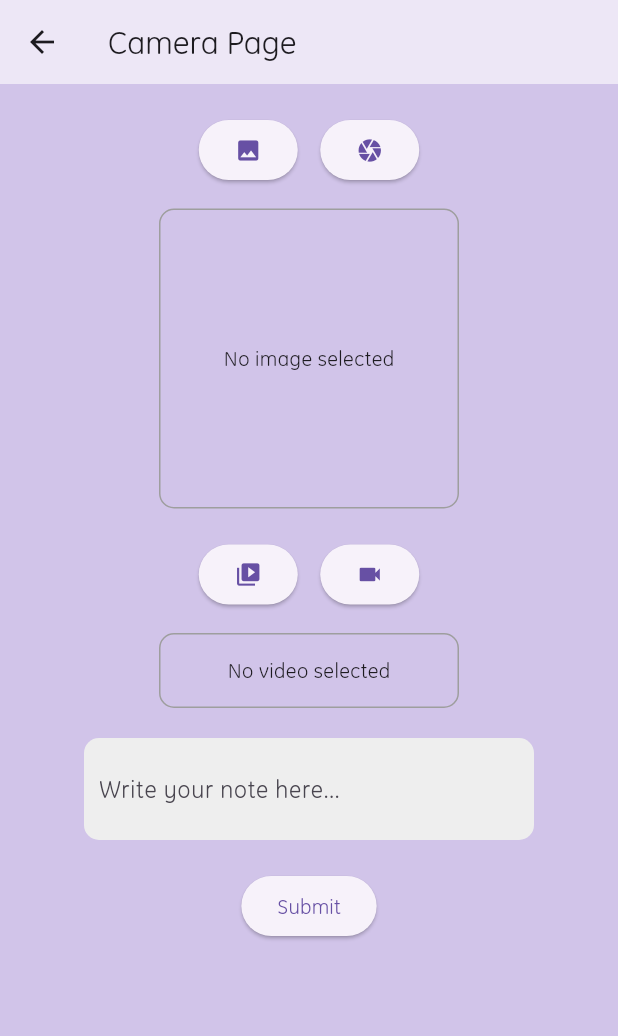
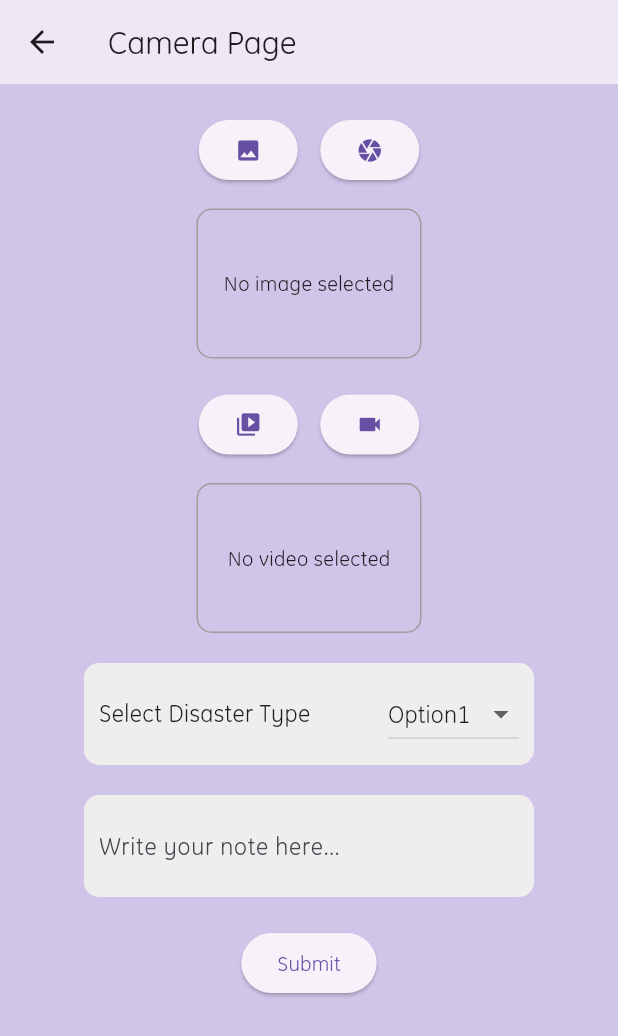
Before and after one commit to dot-config-IIITS/application-SIH-BachavSetu, a Flutter app: the CameraPage screen opened directly, after a tap on "Submit", on a phone screen of 412 x 824 dp. Shown: the top 1036 px of the screen. Run offline on Flutter 3.47's test engine with Material 3 defaults, Android fonts, the phone set to English and light mode, and no system bars; our stand-ins replace curved_navigation_bar, image_picker, socket_io_client.

Commit message:
Added 'Choose Disaster' Option In Camera Page + Minor Design Changes

```diff
--- a/bachavsetu/lib/camera/camera_page.dart
+++ b/bachavsetu/lib/camera/camera_page.dart
@@ -3,7 +3,7 @@ import 'dart:io';
 import 'package:image_picker/image_picker.dart';
 
 class CameraPage extends StatefulWidget {
-  const CameraPage({super.key});
+  const CameraPage({Key? key}) : super(key: key);
 
   @override
   State<CameraPage> createState() => _CameraPageState();
@@ -12,8 +12,27 @@ class CameraPage extends StatefulWidget {
 class _CameraPageState extends State<CameraPage> {
   XFile? imageFile;
   XFile? videoFile;
+  final picker = ImagePicker();
   String noteText = '';
-  final picker = ImagePicker();
+  TextEditingController noteTextController = TextEditingController();
+  String selectedDisasterOption = 'Option1';
+  List<String> disasterOption = [
+    'Option1',
+    'Option2',
+    'Option3',
+    'Option4',
+    'Option5',
+    'Option6',
+    'Option7',
+    'Option8',
+    'Option9',
+    'Option10',
+    'Option11',
+    'Option12',
+    'Option13',
+    'Option14',
+    'Option15',
+  ];
 
   @override
   Widget build(BuildContext context) {
@@ -36,21 +55,21 @@ class _CameraPageState extends State<CameraPage> {
                     onPressed: () {
                       _pickImage();
                     },
-                    child: Icon(Icons.photo),
+                    child: const Icon(Icons.photo),
                   ),
-                  SizedBox(width: 15),
+                  const SizedBox(width: 15),
                   ElevatedButton(
                     onPressed: () {
                       _captureImage();
                     },
-                    child: Icon(Icons.camera),
+                    child: const Icon(Icons.camera),
                   ),
                 ],
               ),
               const SizedBox(height: 15),
               Container(
-                width: 200,
-                height: 200,
+                width: 150,
+                height: 100,
                 decoration: BoxDecoration(
                   border: Border.all(color: Colors.grey),
                   borderRadius: BorderRadius.circular(10),
@@ -72,21 +91,21 @@ class _CameraPageState extends State<CameraPage> {
                     onPressed: () {
                       _pickVideo();
                     },
-                    child: Icon(Icons.video_library),
+                    child: const Icon(Icons.video_library),
                   ),
-                  SizedBox(width: 15),
+                  const SizedBox(width: 15),
                   ElevatedButton(
                     onPressed: () {
                       _recordVideo();
                     },
-                    child: Icon(Icons.videocam),
+                    child: const Icon(Icons.videocam),
                   ),
                 ],
               ),
               const SizedBox(height: 15),
               Container(
-                width: 200,
-                height: 50,
+                width: 150,
+                height: 100,
                 decoration: BoxDecoration(
                   border: Border.all(color: Colors.grey),
                   borderRadius: BorderRadius.circular(10),
@@ -102,6 +121,36 @@ class _CameraPageState extends State<CameraPage> {
                 ),
               ),
               const SizedBox(height: 20),
+              // Dropdown menu for selecting the type of disaster/calamity
+              Container(
+                width: 300,
+                padding: const EdgeInsets.all(10),
+                decoration: BoxDecoration(
+                  color: Colors.grey[200],
+                  borderRadius: BorderRadius.circular(10),
+                ),
+                child: Row(
+                  mainAxisAlignment: MainAxisAlignment.spaceBetween,
+                  children: [
+                    const Text(
+                      'Select Disaster Type',
+                      style: TextStyle(fontSize: 16),
+                    ),
+                    DropdownButton<String>(
+                      value: selectedDisasterOption,
+                      onChanged: _onDropdownChanged,
+                      items: disasterOption.map((option) {
+                        return DropdownMenuItem<String>(
+                          value: option,
+                          child: Text(option),
+                        );
+                      }).toList(),
+                    ),
+                  ],
+                ),
+              ),
+              const SizedBox(height: 20),
+              // Text input for adding notes
               Container(
                 width: 300,
                 padding: const EdgeInsets.all(10),
@@ -110,6 +159,7 @@ class _CameraPageState extends State<CameraPage> {
                   borderRadius: BorderRadius.circular(10),
                 ),
                 child: TextField(
+                  controller: noteTextController,
                   decoration: const InputDecoration(
                     hintText: 'Write your note here...',
                     border: InputBorder.none,
@@ -173,8 +223,17 @@ class _CameraPageState extends State<CameraPage> {
     });
   }
 
+  void _onDropdownChanged(String? newValue) {
+    if (newValue != null) {
+      setState(() {
+        selectedDisasterOption = newValue;
+      });
+    }
+  }
+
   void _submit() {
-    print('Note: $noteText');
+    print('Note: ${noteTextController.text}');
+    print('Selected Disaster Type: $selectedDisasterOption');
     if (imageFile != null) {
       print('Image Path: ${imageFile!.path}');
     }
@@ -185,7 +244,8 @@ class _CameraPageState extends State<CameraPage> {
     setState(() {
       imageFile = null;
       videoFile = null;
-      noteText = '';
+      noteTextController.clear();
+      selectedDisasterOption = 'Option1';
     });
   }
 }
```
